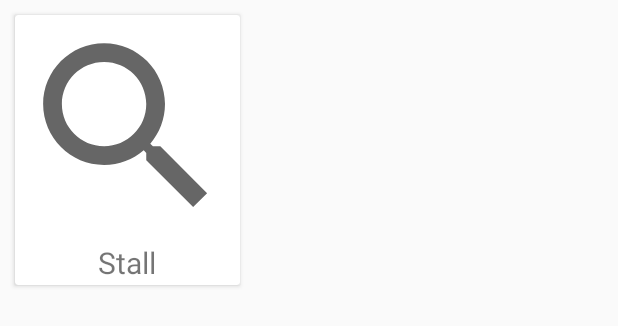
After one commit to ntvien/SmartFoodCourtBK, an Android app: the layout stall_item.xml on its own in the app's theme, with its tools: preview values and no code run, on a phone screen of 412 x 824 dp. The commit adds this screen. Shown: the top 326 px of the screen. Run offline under Robolectric (Android 15) with nearby library versions, the phone set to English and light mode, and no system bars.

Commit message:
AddStall

```diff
--- a/app/src/main/java/com/example/smartfoodcourt/FoodDetail.java
+++ b/app/src/main/java/com/example/smartfoodcourt/FoodDetail.java
@@ -65,8 +65,6 @@ public class FoodDetail extends AppCompatActivity {
         imgDiscount = findViewById(R.id.imgDiscount);
 
         btnBackDetail = (Button)findViewById(R.id.btnBackDetail);
-
-
 
         imgAddCart = (ImageView) findViewById(R.id.imgAddCart);
         btnDown = findViewById(R.id.imgDown);
--- a/app/src/main/java/com/example/smartfoodcourt/Model/Request.java
+++ b/app/src/main/java/com/example/smartfoodcourt/Model/Order.java
@@ -3,16 +3,16 @@ package com.example.smartfoodcourt.Model;
 
 import java.util.List;
 
-public class Request {
+public class Order {
     private String phone;
      private String total;
     private String status;
     private List<CartItem> foods;
 
-    public Request() {
+    public Order() {
     }
 
-    public Request(String phone, String total, String status, List<CartItem> foods) {
+    public Order(String phone, String total, String status, List<CartItem> foods) {
         this.phone = phone;
         this.total = total;
         this.status = status;
--- /dev/null
+++ b/app/src/main/res/layout/stall_item.xml
@@ -0,0 +1,26 @@
+<?xml version="1.0" encoding="utf-8"?>
+<androidx.cardview.widget.CardView xmlns:android="http://schemas.android.com/apk/res/android"
+    android:layout_width="150dp"
+    android:layout_height="180dp"
+    android:layout_margin="10dp">
+    <LinearLayout
+        android:layout_width="match_parent"
+        android:layout_height="match_parent"
+        android:orientation="vertical">
+        <ImageView
+            android:layout_width="match_parent"
+            android:layout_height="150dp"
+            android:src="@drawable/search"
+            android:id="@+id/imgStall" />
+        <TextView
+            android:id="@+id/txtStall"
+            android:layout_width="match_parent"
+            android:layout_height="30dp"
+            android:textSize="20dp"
+            android:text="Stall"
+            android:gravity="center"/>
+
+
+    </LinearLayout>
+
+</androidx.cardview.widget.CardView>
```
Also changed, not shown: app/src/main/java/com/example/smartfoodcourt/Cart.java (+4 -4 lines), app/src/main/java/com/example/smartfoodcourt/Model/Stall.java (added, +39 -0 lines), app/src/main/java/com/example/smartfoodcourt/ViewHolder/StallViewHolder.java (added, +35 -0 lines), app/src/main/java/com/example/smartfoodcourt/ui/food/FoodFragment.java (+35 -0 lines), app/src/main/java/com/example/smartfoodcourt/ui/home/HomeFragment.java (+52 -16 lines), app/src/main/java/com/example/smartfoodcourt/ui/orders/OrdersFragment.java (+5 -8 lines), app/src/main/res/layout/fragment_home.xml (+4 -4 lines).
